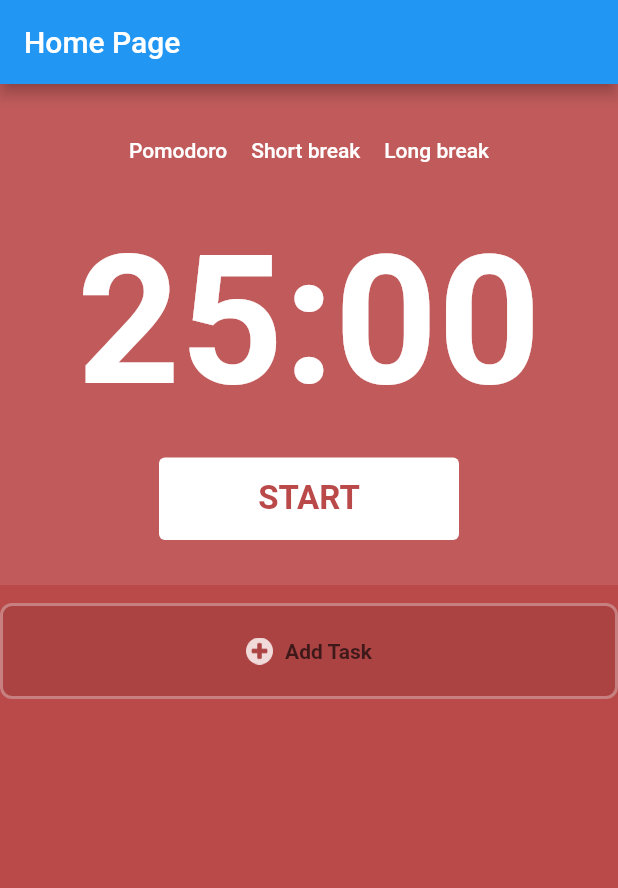
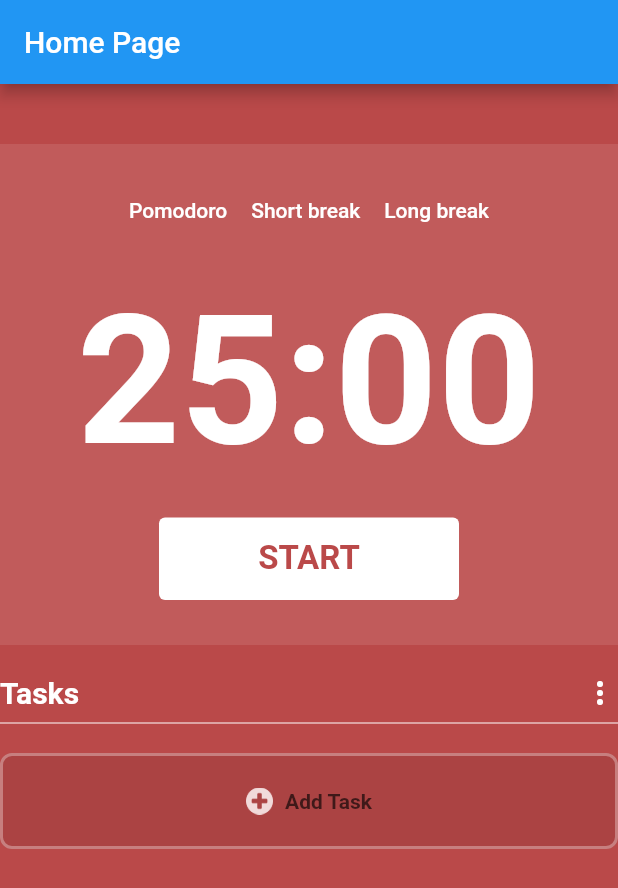
Before and after one commit to nesteiner/pomodoro, a Flutter app: the screen it shows after launch, on a phone screen of 412 x 824 dp. Shown: the top 888 px of the screen. Run offline on Flutter 3.47's test engine with Material 2 defaults, Android fonts, the phone set to English and light mode, and no system bars; our stand-ins replace floor, sqflite; accounts and stored records are empty; generated files the repository leaves out were written again; Roboto replaces fonts that are missing (ArialRounded).

Commit message:
update taskdao, taskboard operation

```diff
--- a/lib/dao/taskdao.dart
+++ b/lib/dao/taskdao.dart
@@ -12,6 +12,12 @@ abstract class TaskDao {
   @delete
   Future<void> deleteOne(Task task);
 
+  @delete
+  Future<void> deleteAll(List<Task> tasks);
+
   @update
   Future<void> updateOne(Task task);
+
+  @update
+  Future<void> updateAll(List<Task> tasks);
 }
--- a/lib/state.dart
+++ b/lib/state.dart
@@ -113,4 +113,23 @@ class PomodoroState extends ChangeNotifier {
 
     notifyListeners();
   }
+
+  Future<void> deleteAllTasks() async {
+    await taskdao.deleteAll(tasks);
+    tasks = [];
+    selectedTask = null;
+    notifyListeners();
+  }
+
+  Future<void> deleteFinishedTasks() async {
+    await taskdao.deleteAll(tasks.where((element) => element.isdone).toList());
+    tasks.removeWhere((element) => element.isdone);
+    notifyListeners();
+  }
+
+  Future<void> clearActPomodoro() async {
+    tasks.forEach((element) { element.act = 0; });
+    await taskdao.updateAll(tasks);
+    notifyListeners();
+  }
 }
--- a/lib/widgets/counter.dart
+++ b/lib/widgets/counter.dart
@@ -16,6 +16,7 @@ class CounterWidget extends StatelessWidget {
         width: WIDTH,
         decoration: const BoxDecoration(color: Color.fromRGBO(255, 255, 255, 0.1)),
         padding: const EdgeInsets.only(top: 20, bottom: 30),
+        margin: const EdgeInsets.only(top: 40),
         child: Column(
           crossAxisAlignment: CrossAxisAlignment.center,
           children: [
--- a/lib/widgets/pomodoro.dart
+++ b/lib/widgets/pomodoro.dart
@@ -21,8 +21,13 @@ class Pomodoro extends StatelessWidget {
       }
     };
 
-    final column = Column(
-      children: [CounterWidget(), TaskBoard()],
+    final column = SingleChildScrollView(
+      child: Column(
+        children: [
+          CounterWidget(),
+          TaskBoard(),
+        ],
+      ),
     );
 
     final container = Consumer<PomodoroState>(
@@ -34,10 +39,6 @@ class Pomodoro extends StatelessWidget {
 
     final sizedbox = SizedBox.expand(
       child: container,
-    );
-
-    final cliprect = ClipRect(
-      child: sizedbox,
     );
 
     return FutureBuilder(
--- a/lib/widgets/taskboard.dart
+++ b/lib/widgets/taskboard.dart
@@ -21,8 +21,11 @@ class TaskBoardState extends State<TaskBoard> {
 
   @override
   Widget build(BuildContext context) {
-    final listview = Consumer<PomodoroState>(
-        builder: (_, PomodoroState state, child) => ReorderableListView.builder(
+    return Consumer<PomodoroState>(
+      builder: (_, state, child) {
+        final taskoperations = buildTaskOperations(context, state);
+
+        final listview = ReorderableListView.builder(
           shrinkWrap: true,
           buildDefaultDragHandles: false,
           itemCount: state.tasks.length,
@@ -39,33 +42,103 @@ class TaskBoardState extends State<TaskBoard> {
           itemBuilder: (context, index) {
             final task = state.tasks[index];
             return ReorderableDragStartListener(
-              key: Key(task.id.toString()),
-              index: index,
-              child: TaskCard(task, false, state)
+                key: Key(task.id.toString()),
+                index: index,
+                child: TaskCard(task, false, state)
             );
           },
-        ));
+        );
 
-    final addtask = Consumer<PomodoroState>(
-        builder: (_, state, child) => buildAddTask(context, state));
+        final addtask = buildAddTask(context, state);
 
-    return Column(
-      children: [
-        ConstrainedBox(
-          constraints: const BoxConstraints(maxHeight: 500, maxWidth: WIDTH),
-          child: listview,
-        ),
-
-        SizedBox(
-          width: WIDTH,
-          child: addtask,
-        )
-
-      ],
+        return ConstrainedBox(
+          constraints: const BoxConstraints(maxWidth: WIDTH),
+          child: Column(
+            children: [
+              taskoperations,
+              listview,
+              addtask
+            ],
+          ));
+      },
     );
 
   }
 
+
+  Widget buildTaskOperations(BuildContext context, PomodoroState state) {
+    const text = Text("Tasks", style: TextStyle(fontWeight: FontWeight.bold, color: Colors.white, fontSize: 20),);
+    const line = Divider(color: Colors.white,);
+
+    const textstyle = TextStyle(color: Colors.black, fontSize: 18);
+    final button = PopupMenuButton(
+      child: const Icon(Icons.more_vert, color: Colors.white,),
+        itemBuilder: (context) => [
+          PopupMenuItem(
+              onTap: () async {
+                await state.deleteFinishedTasks();
+              },
+
+              child: Row(
+                children: [
+                  const Icon(Icons.delete, color: Colors.black,),
+                  const SizedBox(width: 10,),
+                  const Text("Clear finished task", style: textstyle,),
+                ],
+              )
+
+          ),
+
+          PopupMenuItem(
+              onTap: () async {
+                await state.clearActPomodoro();
+              },
+
+              child: Row(
+                children: [
+                  const Icon(Icons.clear, color: Colors.black,),
+                  const SizedBox(width: 10,),
+                  const Text("Clear act pomodoro", style: textstyle,),
+                ],
+              )
+
+          ),
+
+          PopupMenuItem(
+              onTap: () async {
+                await state.deleteAllTasks();
+              },
+
+              child: Row(
+                children: [
+                  const Icon(Icons.delete, color: Colors.black,),
+                  const SizedBox(width: 10,),
+                  const Text("Clear all tasks", style: textstyle,),
+                ],
+              )
+          )
+        ]
+    );
+
+    final column = Column(
+      children: [
+        Row(
+          mainAxisAlignment: MainAxisAlignment.spaceBetween,
+          children: [
+            text,
+            button
+          ],
+        ),
+
+        line
+      ],
+    );
+
+    return Container(
+      margin: const EdgeInsets.only(top: 20),
+      child: column,
+    );
+  }
 
   Widget buildAddTask(BuildContext context, PomodoroState state) {
     return expanded ? buildAddTaskExpand(context, state) : buildAddTaskOriginal(context, state);
@@ -73,12 +146,12 @@ class TaskBoardState extends State<TaskBoard> {
 
   Widget buildAddTaskOriginal(BuildContext context, PomodoroState state) {
     final container = Container(
-      margin: EdgeInsets.only(top: 12),
+      margin: const EdgeInsets.only(top: 12),
       height: 64,
       decoration: BoxDecoration(
-          color: Color.fromRGBO(0, 0, 0, 0.1),
+          color: const Color.fromRGBO(0, 0, 0, 0.1),
           borderRadius: BorderRadius.circular(8),
-          border: Border.all(color: Color.fromRGBO(255, 255, 255, 0.4), width: 2)
+          border: Border.all(color: const Color.fromRGBO(255, 255, 255, 0.4), width: 2)
       ),
 
       child: Row(
@@ -87,11 +160,11 @@ class TaskBoardState extends State<TaskBoard> {
           Container(
             width: 18,
             height: 18,
-            margin: EdgeInsets.only(right: 8),
+            margin: const EdgeInsets.only(right: 8),
             child: Image.asset("assets/plus-circle-white.png"),
           ),
 
-          Text("Add Task", style: TextStyle(fontWeight: FontWeight.bold, color: Color.fromRGBO(0, 0, 0, 0.8)),)
+          const Text("Add Task", style: TextStyle(fontWeight: FontWeight.bold, color: Color.fromRGBO(0, 0, 0, 0.8)),)
         ],
       ),
     );
@@ -130,8 +203,8 @@ class TaskBoardState extends State<TaskBoard> {
         margin: const EdgeInsets.only(bottom: 8),
         child: Row(
           mainAxisAlignment: MainAxisAlignment.start,
-          children: [
-            const Text(
+          children: const [
+            Text(
               "Act/Est Pomodoros",
               style: TextStyle(
                   color: Color.fromRGBO(85, 85, 85, 1),
```
Also changed, not shown: lib/widgets/taskcard.dart (+30 -9 lines), lib/database.g.dart.
